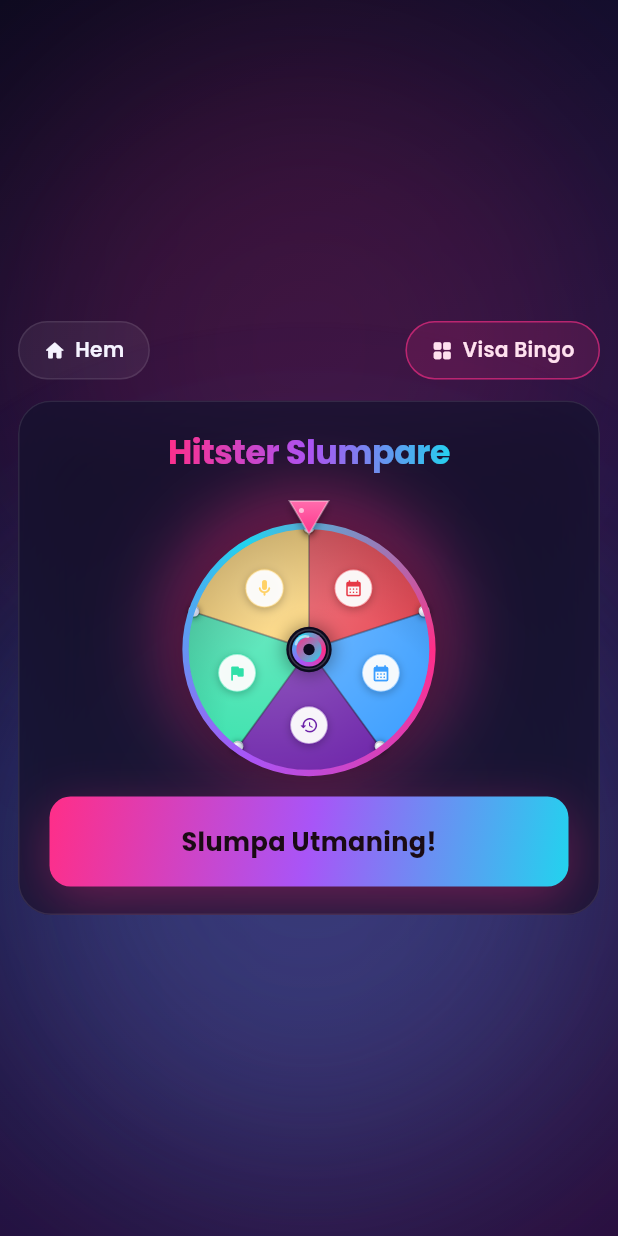
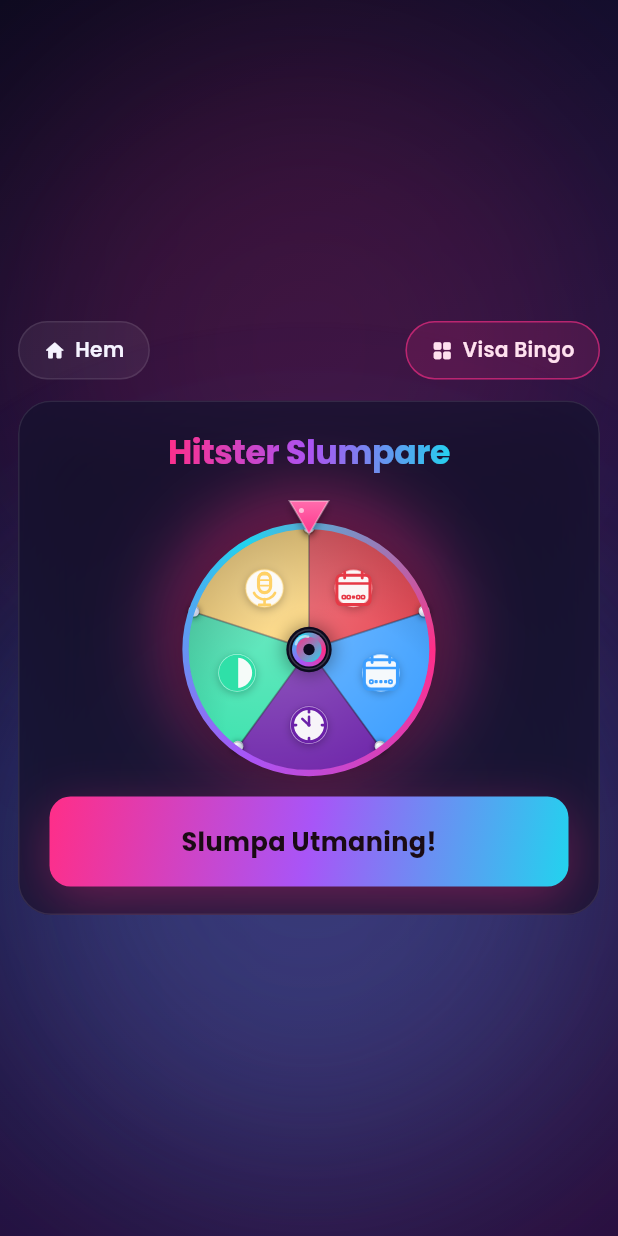
Before and after one commit to KKandenas/Hitster, a Flutter app: the screen it shows after launch, after a tap on "Slumpgenerator", on a phone screen of 412 x 824 dp. Run offline on Flutter 3.47's test engine with Material 3 defaults, Android fonts, the phone set to English and light mode, and no system bars; our stand-ins replace shared_preferences.

Commit message:
Ersätt Material Icons på hjulet med egna handritade glyfer (#9)
Lägger till en delad glyf-ritare (challenge_glyphs.dart) med fem
egna, handdesignade vektorikoner istället för generiska Material
Icons - en per utmaningskategori:
- Röd/Blå (Årtal ± 2/4 år): en kalenderikon där antalet markerade
  dagar i raden visar felmarginalens bredd (1 dag för ±2 år, 3 dagar
  för ±4 år) - tidigare använde båda exakt samma kalenderikon.
- Lila (Årtionde): en enkel urtavla med bara fyra streck, för att
  signalera grövre tidsprecision.
- Grön (Före/efter 2000): en cirkel delad i en fylld och en tom
  halva, som visuellt representerar "innan/efter"-valet.
- Gul (Artist): en mikrofon med ljudvågor.

Samma ritrutin används både när hjulet målas direkt på sin canvas och
i resultatkortet (via den nya ChallengeGlyphIcon-widgeten), så de två
alltid är visuellt konsekventa.

Co-authored-by: Claude <noreply@anthropic.com>

```diff
--- a/flutter_app/lib/data/challenges.dart
+++ b/flutter_app/lib/data/challenges.dart
@@ -1,18 +1,19 @@
 import 'package:flutter/material.dart';
 import '../theme/app_colors.dart';
+import '../widgets/challenge_glyphs.dart';
 
 /// One of the five randomizable Hitster challenge types.
 class Challenge {
   final String titel;
   final String info;
   final Color farg;
-  final IconData ikon;
+  final ChallengeGlyph glyph;
 
   const Challenge({
     required this.titel,
     required this.info,
     required this.farg,
-    required this.ikon,
+    required this.glyph,
   });
 }
 
@@ -22,34 +23,34 @@ const List<Challenge> challenges = [
     info:
         'Gissa vilket år låten släpptes. Du vinner poäng/kortet om du är max 2 år ifrån det rätta svaret.',
     farg: AppColors.cAr2,
-    ikon: Icons.calendar_month_rounded,
+    glyph: ChallengeGlyph.yearTight,
   ),
   Challenge(
     titel: 'Årtal ± 4 år',
     info:
         'Gissa vilket år låten släpptes. Du får en generös felmarginal på upp till 4 år åt båda hållen!',
     farg: AppColors.cAr4,
-    ikon: Icons.calendar_month_rounded,
+    glyph: ChallengeGlyph.yearWide,
   ),
   Challenge(
     titel: 'Årtionde',
     info:
         'Du behöver inte pricka exakt år. Det räcker att du gissar rätt årtionde (t.ex. 80-talet, 90-talet).',
     farg: AppColors.cArtionde,
-    ikon: Icons.history_rounded,
+    glyph: ChallengeGlyph.decade,
   ),
   Challenge(
     titel: 'Före eller efter 2000?',
     info:
         'Det enklaste valet! Gissa bara om låten släpptes före år 2000, eller år 2000 och senare.',
     farg: AppColors.cSekel,
-    ikon: Icons.flag_rounded,
+    glyph: ChallengeGlyph.millennium,
   ),
   Challenge(
     titel: 'Artist',
     info:
         'Glöm årtalet! För att ta poäng på den här låten måste du kunna namnet på artisten eller gruppen.',
     farg: AppColors.cArtist,
-    ikon: Icons.mic_rounded,
+    glyph: ChallengeGlyph.artist,
   ),
 ];
--- a/flutter_app/lib/screens/generator_screen.dart
+++ b/flutter_app/lib/screens/generator_screen.dart
@@ -4,6 +4,7 @@ import '../data/challenges.dart';
 import '../theme/app_colors.dart';
 import '../widgets/app_background.dart';
 import '../widgets/app_nav_bar.dart';
+import '../widgets/challenge_glyphs.dart';
 import '../widgets/glass_card.dart';
 import '../widgets/gradient_button.dart';
 import '../widgets/gradient_text.dart';
@@ -233,7 +234,7 @@ class _ResultCard extends StatelessWidget {
       ),
       child: Column(
         children: [
-          Icon(challenge.ikon, color: challenge.farg, size: 30),
+          ChallengeGlyphIcon(glyph: challenge.glyph, color: challenge.farg, size: 34),
           const SizedBox(height: 8),
           Text(
             challenge.titel,
--- /dev/null
+++ b/flutter_app/lib/widgets/challenge_glyphs.dart
@@ -0,0 +1,170 @@
+import 'dart:math' as math;
+import 'package:flutter/material.dart';
+
+/// Which hand-drawn glyph represents a challenge category. Kept separate
+/// from [Challenge] itself so the drawing code has a closed, exhaustive
+/// set to switch over.
+enum ChallengeGlyph { yearTight, yearWide, decade, millennium, artist }
+
+/// Paints a small custom vector icon for [glyph], centered at [center]
+/// with an overall size driven by [radius]. Used directly on a Canvas by
+/// the spin wheel, and wrapped in [ChallengeGlyphIcon] for use as a
+/// regular widget (e.g. on the result card) — one drawing routine, two
+/// call sites, so the wheel and the reveal always match.
+void paintChallengeGlyph(
+  Canvas canvas,
+  ChallengeGlyph glyph,
+  Offset center,
+  double radius,
+  Color color,
+) {
+  switch (glyph) {
+    case ChallengeGlyph.yearTight:
+      _paintCalendar(canvas, center, radius, color, highlightSpan: 1);
+    case ChallengeGlyph.yearWide:
+      _paintCalendar(canvas, center, radius, color, highlightSpan: 3);
+    case ChallengeGlyph.decade:
+      _paintDecadeDial(canvas, center, radius, color);
+    case ChallengeGlyph.millennium:
+      _paintMillenniumSplit(canvas, center, radius, color);
+    case ChallengeGlyph.artist:
+      _paintMicrophone(canvas, center, radius, color);
+  }
+}
+
+/// Widget form of [paintChallengeGlyph], for places (like the result
+/// card) that need the glyph as an ordinary widget rather than painted
+/// straight onto an existing canvas.
+class ChallengeGlyphIcon extends StatelessWidget {
+  final ChallengeGlyph glyph;
+  final Color color;
+  final double size;
+
+  const ChallengeGlyphIcon({super.key, required this.glyph, required this.color, this.size = 32});
+
+  @override
+  Widget build(BuildContext context) {
+    return SizedBox(
+      width: size,
+      height: size,
+      child: CustomPaint(painter: _GlyphPainter(glyph, color)),
+    );
+  }
+}
+
+class _GlyphPainter extends CustomPainter {
+  final ChallengeGlyph glyph;
+  final Color color;
+
+  _GlyphPainter(this.glyph, this.color);
+
+  @override
+  void paint(Canvas canvas, Size size) {
+    paintChallengeGlyph(canvas, glyph, size.center(Offset.zero), size.width / 2, color);
+  }
+
+  @override
+  bool shouldRepaint(covariant _GlyphPainter oldDelegate) =>
+      oldDelegate.glyph != glyph || oldDelegate.color != color;
+}
+
+Paint _stroke(Color color, double width) => Paint()
+  ..color = color
+  ..style = PaintingStyle.stroke
+  ..strokeWidth = width
+  ..strokeCap = StrokeCap.round
+  ..strokeJoin = StrokeJoin.round;
+
+void _paintCalendar(Canvas canvas, Offset c, double r, Color color, {required int highlightSpan}) {
+  final sw = r * 0.16;
+  final bodyRect = Rect.fromCenter(center: c.translate(0, r * 0.08), width: r * 1.7, height: r * 1.5);
+  final bodyRRect = RRect.fromRectAndRadius(bodyRect, Radius.circular(r * 0.22));
+
+  canvas.drawRRect(bodyRRect, _stroke(color, sw));
+
+  final headerY = bodyRect.top + r * 0.42;
+  canvas.drawLine(Offset(bodyRect.left, headerY), Offset(bodyRect.right, headerY), _stroke(color, sw * 0.8));
+
+  for (final dx in [-0.45, 0.45]) {
+    canvas.drawLine(
+      Offset(c.dx + dx * r, bodyRect.top - r * 0.16),
+      Offset(c.dx + dx * r, bodyRect.top + r * 0.14),
+      _stroke(color, sw * 0.9),
+    );
+  }
+
+  const cellCount = 5;
+  final rowY = bodyRect.bottom - r * 0.38;
+  final rowWidth = bodyRect.width * 0.72;
+  final cellSize = rowWidth / cellCount * 0.68;
+  final gap = rowWidth / cellCount;
+  final startX = c.dx - rowWidth / 2 + gap / 2;
+  final firstHighlighted = (cellCount - highlightSpan) ~/ 2;
+
+  for (var i = 0; i < cellCount; i++) {
+    final cellCenter = Offset(startX + i * gap, rowY);
+    final cellRect = Rect.fromCenter(center: cellCenter, width: cellSize, height: cellSize);
+    final isHighlighted = i >= firstHighlighted && i < firstHighlighted + highlightSpan;
+    final cellRRect = RRect.fromRectAndRadius(cellRect, Radius.circular(cellSize * 0.3));
+    if (isHighlighted) {
+      canvas.drawRRect(cellRRect, Paint()..color = color);
+    } else {
+      canvas.drawRRect(cellRRect, _stroke(color, sw * 0.55));
+    }
+  }
+}
+
+void _paintDecadeDial(Canvas canvas, Offset c, double r, Color color) {
+  final sw = r * 0.16;
+  final faceRadius = r * 0.85;
+  canvas.drawCircle(c, faceRadius, _stroke(color, sw));
+
+  for (final angleDeg in [0, 90, 180, 270]) {
+    final a = angleDeg * math.pi / 180;
+    final outer = Offset(c.dx + faceRadius * math.cos(a), c.dy + faceRadius * math.sin(a));
+    final inner = Offset(c.dx + faceRadius * 0.78 * math.cos(a), c.dy + faceRadius * 0.78 * math.sin(a));
+    canvas.drawLine(inner, outer, _stroke(color, sw * 0.85));
+  }
+
+  final handAngle = -2.4;
+  canvas.drawLine(
+    c,
+    Offset(c.dx + faceRadius * 0.55 * math.cos(handAngle), c.dy + faceRadius * 0.55 * math.sin(handAngle)),
+    _stroke(color, sw * 0.8),
+  );
+  canvas.drawLine(c, Offset(c.dx, c.dy - faceRadius * 0.5), _stroke(color, sw * 0.8));
+  canvas.drawCircle(c, sw * 0.55, Paint()..color = color);
+}
+
+void _paintMillenniumSplit(Canvas canvas, Offset c, double r, Color color) {
+  final sw = r * 0.16;
+  final faceRadius = r * 0.85;
+
+  final leftHalf = Path()
+    ..moveTo(c.dx, c.dy - faceRadius)
+    ..arcTo(Rect.fromCircle(center: c, radius: faceRadius), -1.5708, -3.1416, false)
+    ..close();
+  canvas.drawPath(leftHalf, Paint()..color = color);
+
+  canvas.drawCircle(c, faceRadius, _stroke(color, sw));
+  canvas.drawLine(Offset(c.dx, c.dy - faceRadius), Offset(c.dx, c.dy + faceRadius), _stroke(color, sw * 0.7));
+}
+
+void _paintMicrophone(Canvas canvas, Offset c, double r, Color color) {
+  final sw = r * 0.16;
+  final capsuleRect = Rect.fromCenter(center: c.translate(0, -r * 0.28), width: r * 0.62, height: r * 1.0);
+  canvas.drawRRect(RRect.fromRectAndRadius(capsuleRect, Radius.circular(r * 0.31)), _stroke(color, sw));
+
+  for (final dy in [-0.42, -0.14, 0.14]) {
+    canvas.drawLine(
+      Offset(capsuleRect.left + capsuleRect.width * 0.18, capsuleRect.top + capsuleRect.height * (0.5 + dy)),
+      Offset(capsuleRect.right - capsuleRect.width * 0.18, capsuleRect.top + capsuleRect.height * (0.5 + dy)),
+      _stroke(color, sw * 0.55),
+    );
+  }
+
+  final standRect = Rect.fromCenter(center: c.translate(0, r * 0.06), width: r * 1.15, height: r * 1.0);
+  canvas.drawArc(standRect, 0.35, 3.1416 - 0.7, false, _stroke(color, sw * 0.85));
+  canvas.drawLine(c.translate(0, r * 0.55), c.translate(0, r * 0.85), _stroke(color, sw * 0.85));
+  canvas.drawLine(c.translate(-r * 0.28, r * 0.85), c.translate(r * 0.28, r * 0.85), _stroke(color, sw * 0.85));
+}
--- a/flutter_app/lib/widgets/spin_wheel.dart
+++ b/flutter_app/lib/widgets/spin_wheel.dart
@@ -2,6 +2,7 @@ import 'dart:math' as math;
 import 'package:flutter/material.dart';
 import '../data/challenges.dart';
 import '../theme/app_colors.dart';
+import 'challenge_glyphs.dart';
 
 /// A five-slice prize wheel — one slice per [Challenge] — used by the
 /// generator screen. [rotation] is in radians and is expected to be
@@ -223,7 +224,7 @@ class _WheelPainter extends CustomPainter {
         ..strokeWidth = badgeRadius * 0.1
         ..color = challenge.farg.withValues(alpha: 0.4),
     );
-    _paintIcon(canvas, challenge.ikon, offset, r * 0.155, challenge.farg);
+    paintChallengeGlyph(canvas, challenge.glyph, offset, r * 0.155, challenge.farg);
   }
 
   void _paintPin(Canvas canvas, Offset center, double radius) {
@@ -303,22 +304,6 @@ class _WheelPainter extends CustomPainter {
     canvas.drawCircle(center, r * 0.045, Paint()..color = AppColors.bg1);
   }
 
-  void _paintIcon(Canvas canvas, IconData icon, Offset offset, double fontSize, Color color) {
-    final painter = TextPainter(
-      textDirection: TextDirection.ltr,
-      text: TextSpan(
-        text: String.fromCharCode(icon.codePoint),
-        style: TextStyle(
-          fontSize: fontSize,
-          fontFamily: icon.fontFamily,
-          package: icon.fontPackage,
-          color: color,
-        ),
-      ),
-    )..layout();
-    painter.paint(canvas, offset.translate(-painter.width / 2, -painter.height / 2));
-  }
-
   @override
   bool shouldRepaint(covariant _WheelPainter oldDelegate) => false;
 }
```
